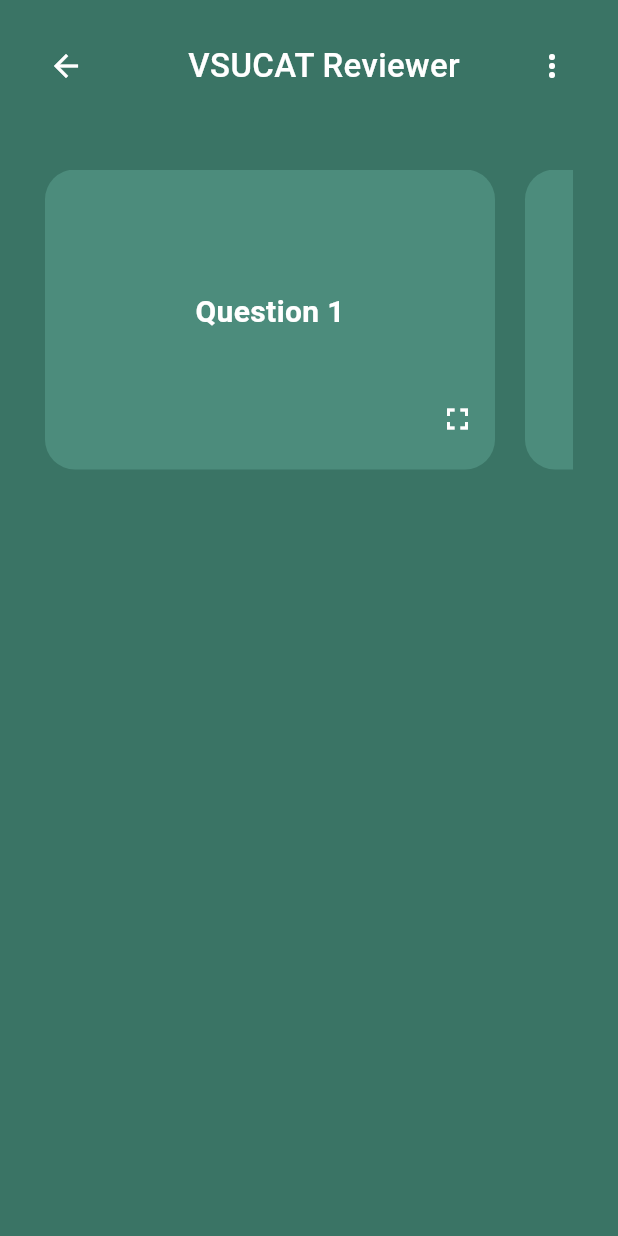
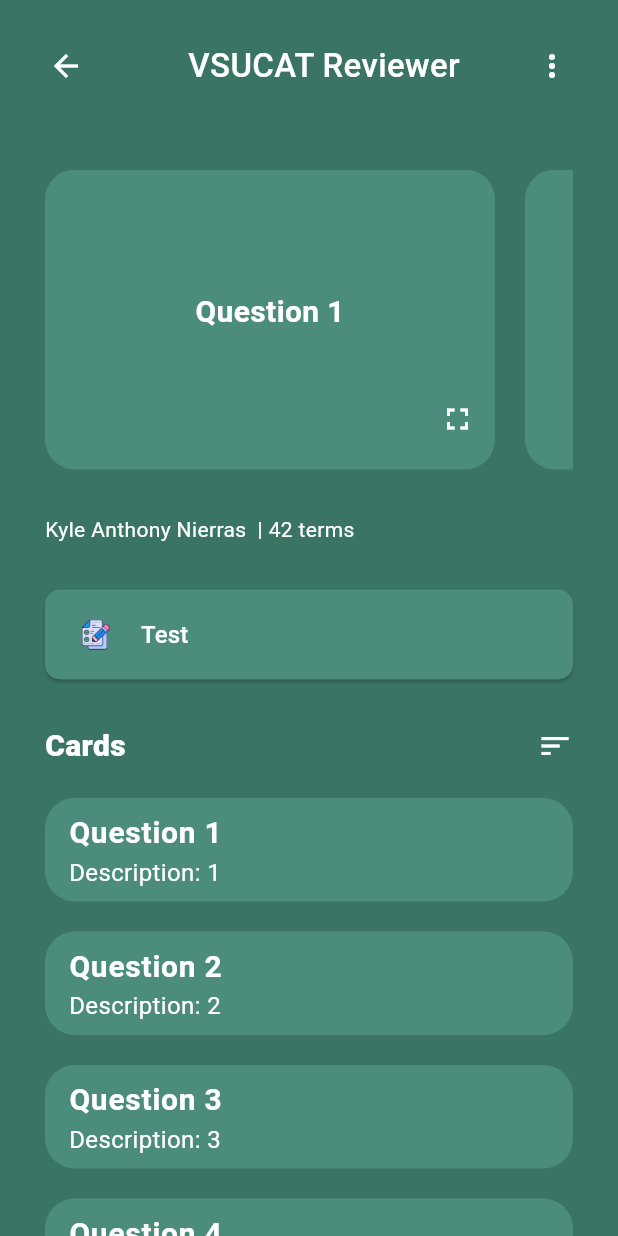
Before and after one commit to KaelNierras/vis_can_learn, a Flutter app: the CardsScreen screen opened directly, on a phone screen of 412 x 824 dp. Run offline on Flutter 3.47's test engine with Material 3 defaults, Android fonts, the light colour scheme and no system bars; our stand-ins replace firebase_core, flutter_native_splash, flutter_slidable, shared_preferences; accounts and stored records are empty.

Commit message:
Test button added

```diff
--- a/lib/features/dashboard/views/cards_screen.dart
+++ b/lib/features/dashboard/views/cards_screen.dart
@@ -11,7 +11,6 @@ class CardsScreen extends StatefulWidget {
 }
 
 class _CardsScreenState extends State<CardsScreen> {
-
   void goBack() {
     Navigator.pop(context);
   }
@@ -24,7 +23,6 @@ class _CardsScreenState extends State<CardsScreen> {
       ),
     );
   }
-
 
   Map<String, int> data = {
     'Question 1': 1,
@@ -88,17 +86,13 @@ class _CardsScreenState extends State<CardsScreen> {
                           child: IconButton(
                             icon: const Icon(Icons.more_vert),
                             color: Colors.white,
-                            onPressed: () {
-
-                            },
+                            onPressed: () {},
                           ),
                         ),
                       ],
                     ),
-
                     addVerticalSpace(25),
-                    Expanded(
-                      child: Padding(
+                    Padding(
                       padding: const EdgeInsets.symmetric(horizontal: 30),
                       child: Column(
                         children: [
@@ -110,7 +104,8 @@ class _CardsScreenState extends State<CardsScreen> {
                               itemCount: data.length,
                               itemBuilder: (context, index) {
                                 String key = data.keys.elementAt(index);
-                                  return Stack( // Use Stack to overlay the icon on top of the card
+                                return Stack(
+                                  // Use Stack to overlay the icon on top of the card
                                   children: [
                                     Container(
                                       width: 300,
@@ -122,8 +117,10 @@ class _CardsScreenState extends State<CardsScreen> {
                                       child: Padding(
                                         padding: const EdgeInsets.all(20),
                                         child: Column(
-                                            mainAxisAlignment: MainAxisAlignment.center,
-                                            crossAxisAlignment: CrossAxisAlignment.center,
+                                          mainAxisAlignment:
+                                              MainAxisAlignment.center,
+                                          crossAxisAlignment:
+                                              CrossAxisAlignment.center,
                                           children: [
                                             Text(
                                               key,
@@ -138,7 +135,8 @@ class _CardsScreenState extends State<CardsScreen> {
                                         ),
                                       ),
                                     ),
-                                      Positioned( // Position the icon at the bottom right corner
+                                    Positioned(
+                                      // Position the icon at the bottom right corner
                                       left: 240,
                                       bottom: 10,
                                       right: 10,
@@ -158,8 +156,118 @@ class _CardsScreenState extends State<CardsScreen> {
                         ],
                       ),
                     ),
+                    addVerticalSpace(30),
+                    Expanded(
+                        child: Padding(
+                      padding: const EdgeInsets.only(left: 30, right: 30),
+                      child: Column(
+                        mainAxisAlignment: MainAxisAlignment.start,
+                        children: [
+                            const Row(
+                            mainAxisAlignment: MainAxisAlignment.start,
+                            children: [
+                              Text('Kyle Anthony Nierras',style: TextStyle(color: Colors.white),),
+                              Text('  | ',style: TextStyle(color: Colors.white),),
+                              Text(
+                              '42 terms',
+                              style: TextStyle(color: Colors.white),
+                              textAlign: TextAlign.left,
                               ),
-
+                            ],
+                            ),
+                          addVerticalSpace(30),
+                          SizedBox(
+                            width: double.infinity,
+                            height: 60,
+                            child: ElevatedButton(
+                              onPressed: () {
+                                // Add button onPressed logic here
+                              },
+                              style: ElevatedButton.styleFrom(
+                                backgroundColor: accentGreen,
+                                shape: RoundedRectangleBorder(
+                                  borderRadius: BorderRadius.circular(10),
+                                ),
+                                padding: const EdgeInsets.symmetric(
+                                  vertical: 12,
+                                  horizontal: 24,
+                                ),
+                              ),
+                              child:  Row(
+                                children: [
+                                  Image.asset(
+                                    'assets/images/exam.png',
+                                    width: 20,
+                                    height: 20,
+                                  ),
+                                  addHorizontalSpace(20),
+                                  const Text(
+                                    'Test',
+                                    style: TextStyle(
+                                      color: Colors.white,
+                                      fontSize: 16,
+                                    ),
+                                  ),
+                                ],
+                              ),
+                            ),
+                          ),
+                          addVerticalSpace(30),
+                          const Row(
+                            mainAxisAlignment: MainAxisAlignment.spaceBetween,
+                            children: [
+                              Text(
+                                'Cards',
+                                style: TextStyle(
+                                  color: Colors.white,
+                                  fontSize: 20,
+                                  fontWeight: FontWeight.w900,
+                                ),
+                              ),
+                              Icon(Icons.sort, color: Colors.white),
+                            ],
+                          ),
+                          addVerticalSpace(20),
+                          Expanded(
+                            child: ListView.builder(
+                              itemCount: data.length,
+                              itemBuilder: (context, index) {
+                                String key = data.keys.elementAt(index);
+                                int value = data.values.elementAt(index);
+                                return Container(
+                                  margin: const EdgeInsets.only(bottom: 20),
+                                  decoration: BoxDecoration(
+                                    color: accentGreen, // Change this to your desired color
+                                    borderRadius: BorderRadius.circular(20),
+                                  ),
+                                  child: ListTile(
+                                    title: Text(
+                                      key,
+                                      style: const TextStyle(
+                                        color: Colors.white,
+                                        fontWeight: FontWeight.bold,
+                                        fontSize: 20,
+                                      ),
+                                    ),
+                                    subtitle: Text(
+                                      'Description: $value',
+                                      style: const TextStyle(
+                                        color: Colors.white,
+                                        fontSize: 16,
+                                      ),
+                                    ),
+                                    tileColor: accentGreen,
+                                    shape: RoundedRectangleBorder(
+                                      borderRadius: BorderRadius.circular(20),
+                                    ),
+                                  ),
+                                );
+                              },
+                            ),
+                          )
+                        ],
+                      ),
+                    )),
                   ],
                 ),
               ),
--- a/lib/features/signup/views/signup_screen.dart
+++ b/lib/features/signup/views/signup_screen.dart
@@ -3,7 +3,7 @@ import 'package:flutter/widgets.dart';
 // import 'package:flutter_native_splash/flutter_native_splash.dart';
 // import 'package:shared_preferences/shared_preferences.dart';
 import 'package:vis_can_learn/common/wiget/input_text.dart';
-import 'package:vis_can_learn/features/login/views/login_screen.dart';
+import 'package:vis_can_learn/features/authentication/views/login_screen.dart';
 import 'package:vis_can_learn/theme/custom_colors.dart';
 import 'package:vis_can_learn/utils/widget_helper.dart';
 
--- a/pubspec.yaml
+++ b/pubspec.yaml
@@ -72,6 +72,7 @@ flutter:
     - assets/images/mountain_bg.png
     - assets/images/google_icon.png
     - assets/images/VisCanLearnLogo.png
+    - assets/images/exam.png
 
   # An image asset can refer to one or more resolution-specific "variants", see
   # https://flutter.dev/assets-and-images/#resolution-aware
```
Also changed, not shown: assets/images/exam.png (added). Lines whose indentation alone changed are shown as unchanged.
